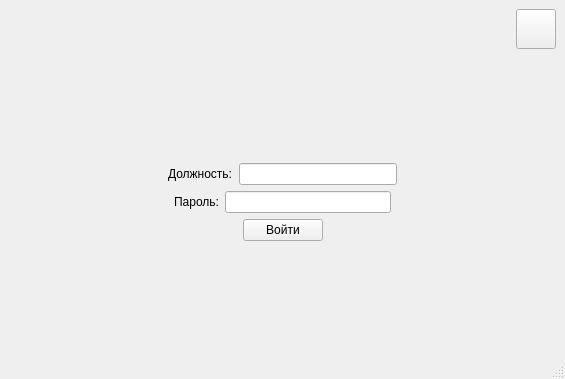
This is loginwindow.ui in Nazarovv676/Studio as Qt 5 draws it before an edit. The edited form follows.
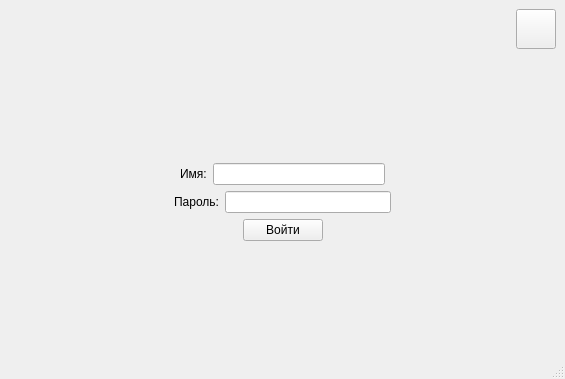
This is the edited form. Icons and pictures are not drawn.

```diff
--- a/loginwindow.ui
+++ b/loginwindow.ui
@@ -133,7 +133,7 @@
              </sizepolicy>
             </property>
             <property name="text">
-             <string>Должность:</string>
+             <string>Имя:</string>
             </property>
            </widget>
           </item>
```
